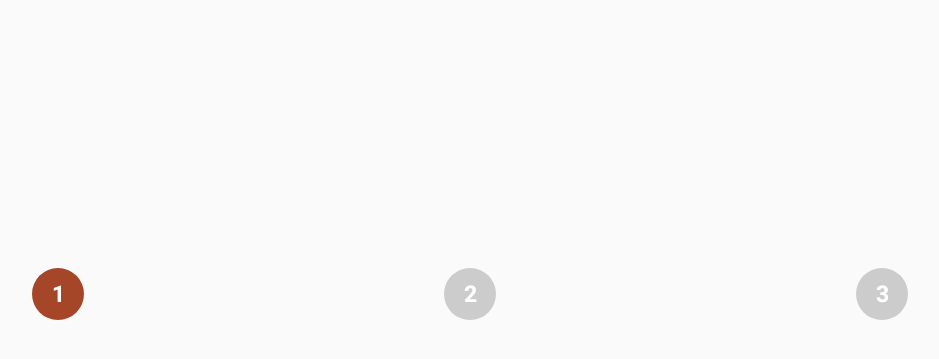
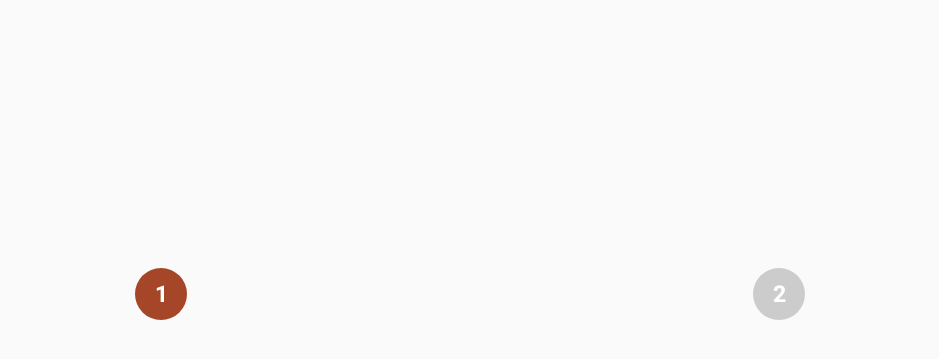
Before and after one commit to kofigyan/SoronkoStepper, an Android app: the StepperFourCheckActivity screen opened directly, with no data from a screen before it, on a phone screen of 824 x 412 dp (held sideways). Shown: the top 359 px of the screen, without its empty margins (148-1087 px from the left). Run offline under Robolectric (Android 15) with nearby library versions, the phone set to English and light mode, and no system bars.

Commit message:
check Readme.md update

```diff
--- a/app/src/main/res/layout/activity_check_four_stepper.xml
+++ b/app/src/main/res/layout/activity_check_four_stepper.xml
@@ -9,8 +9,8 @@
     <com.kofigyan.soronkostepper.SoronkoStepper
             android:layout_width="match_parent"
             android:id="@+id/soronko_stepper"
-            app:ssv_animationStartDelay="1500"
-            app:ssv_maxStepperNumber="three"
+            app:ssv_animationStartDelay="2000"
+            app:ssv_maxStepperNumber="two"
             app:ssv_currentStepperNumber="two"
             android:layout_height="wrap_content"/>
 
```
Also changed, not shown: 2 other files.
